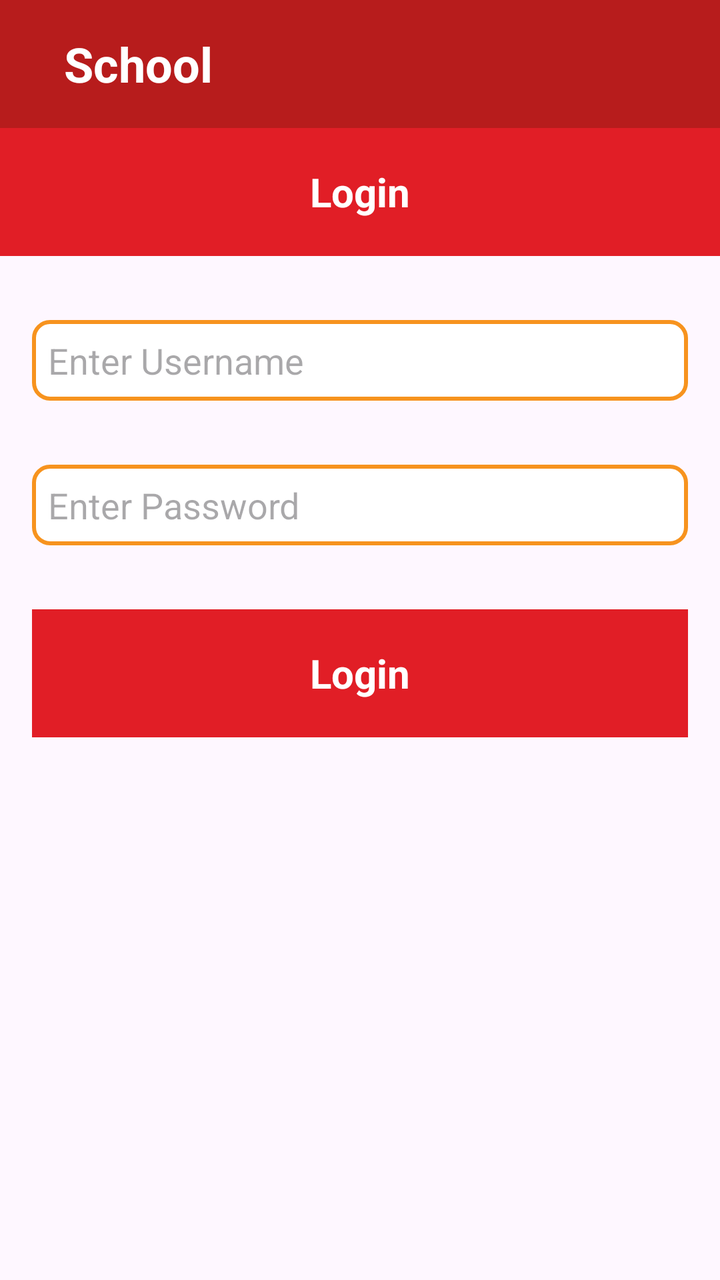
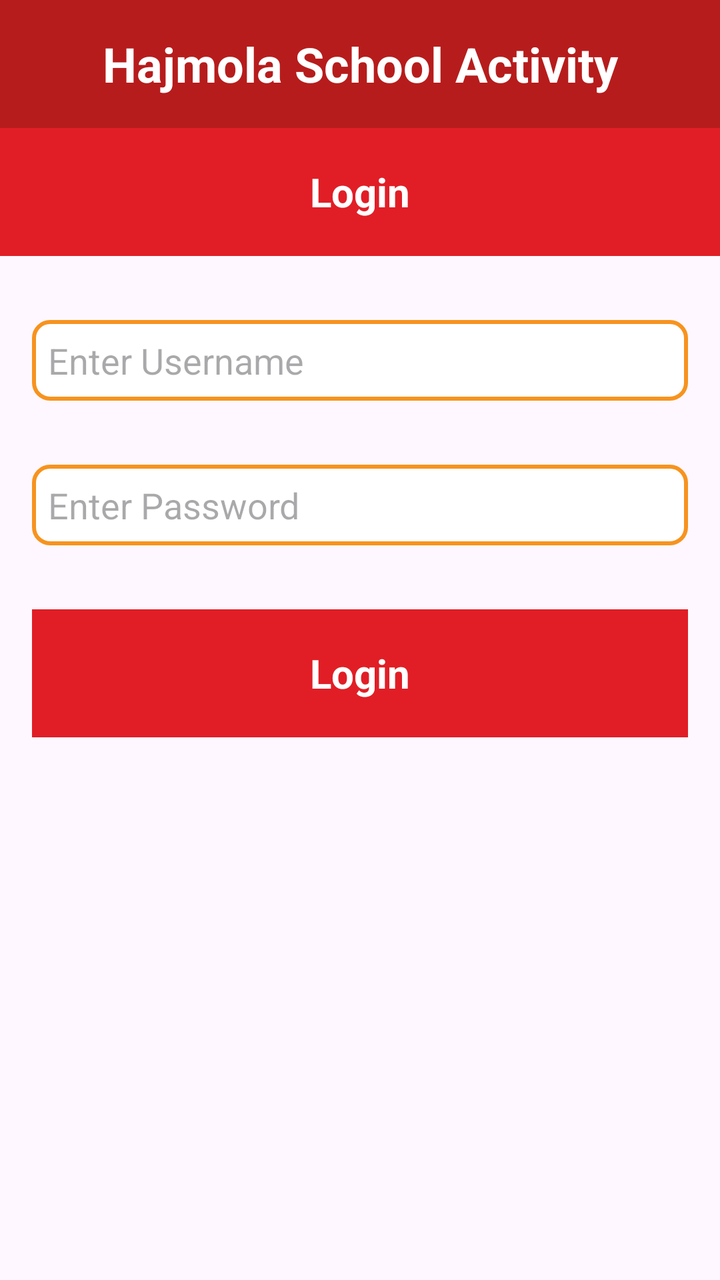

Two renders of the same Android screen: before a commit and after it. Below are the layout's source before the change and the commit's diff.
<!-- AndroidManifest.xml: application theme Theme.HajmolaUP -->
<!-- res/layout/fragment_login.xml -->
<?xml version="1.0" encoding="utf-8"?>
<androidx.constraintlayout.widget.ConstraintLayout xmlns:android="http://schemas.android.com/apk/res/android"
    xmlns:tools="http://schemas.android.com/tools"
    android:layout_width="match_parent"
    android:layout_height="match_parent"
    xmlns:app="http://schemas.android.com/apk/res-auto"
    tools:context=".fragments.LoginFragment">

    <androidx.appcompat.widget.AppCompatTextView
        android:id="@+id/loginTopBar"
        android:layout_width="match_parent"
        android:layout_height="64dp"
        app:layout_constraintTop_toTopOf="parent"
        android:text="School"
        android:textStyle="bold"
        android:textColor="@color/white"
        android:textSize="24sp"
        android:gravity="center_vertical | start"
        android:paddingStart="32dp"
        android:background="@color/colorPrimaryVariant"
        />

    <androidx.appcompat.widget.AppCompatTextView
        android:id="@+id/loginHeaderTV"
        android:layout_width="match_parent"
        android:layout_height="64dp"
        android:paddingHorizontal="16dp"
        android:textSize="20sp"
        android:text="Login"
        android:textColor="@color/white"
        android:textStyle="bold"
        android:background="@color/colorPrimary"
        android:gravity="center"
        app:layout_constraintTop_toBottomOf="@id/loginTopBar" />

    <androidx.appcompat.widget.AppCompatEditText
        android:id="@+id/userNameET"
        android:layout_width="match_parent"
        android:layout_height="wrap_content"
        app:layout_constraintTop_toBottomOf="@id/loginHeaderTV"
        android:background="@drawable/bg_rectangle"
        android:hint="Enter Username"
        android:layout_marginHorizontal="16dp"
        android:layout_marginVertical="32dp"/>

    <androidx.appcompat.widget.AppCompatEditText
        android:id="@+id/passwordET"
        android:layout_width="match_parent"
        android:layout_height="wrap_content"
        app:layout_constraintTop_toBottomOf="@id/userNameET"
        android:background="@drawable/bg_rectangle"
        android:hint="Enter Password"
        android:layout_marginHorizontal="16dp"
        android:layout_marginVertical="32dp"/>

    <androidx.appcompat.widget.AppCompatTextView
        android:id="@+id/loginEnterTV"
        android:layout_width="match_parent"
        android:layout_height="64dp"
        android:paddingHorizontal="16dp"
        android:textSize="20sp"
        android:text="Login"
        android:textColor="@color/white"
        android:textStyle="bold"
        android:background="@color/colorPrimary"
        android:gravity="center"
        android:layout_marginHorizontal="16dp"
        android:layout_marginTop="32dp"
        app:layout_constraintTop_toBottomOf="@id/passwordET" />

</androidx.constraintlayout.widget.ConstraintLayout>
<!-- resources referenced by this layout -->
<resources>
  <color name="colorPrimary">#E11E26</color>
  <color name="colorPrimaryVariant">#B71C1C</color>
  <color name="white">#FFFFFFFF</color>
  <!-- drawable bg_rectangle (drawable) -->
  <?xml version="1.0" encoding="utf-8"?>
  <shape xmlns:android="http://schemas.android.com/apk/res/android"
      android:shape="rectangle">
  
      
      <solid android:color="#FFFFFF"/> 
  
      
      <stroke
          android:width="2dp"
          android:color="@color/colorSecondary"/> 
  
      
      <corners android:radius="8dp"/> 
  
      
      <padding
          android:left="8dp"
          android:top="8dp"
          android:right="8dp"
          android:bottom="8dp"/>
  </shape>
  <style name="Theme.HajmolaUP" parent="Base.Theme.HajmolaUP">
          <item name="android:statusBarColor">#E11E26</item>
      </style>
  <color name="colorSecondary">#F7931E</color>
  <style name="Base.Theme.HajmolaUP" parent="Theme.Material3.DayNight.NoActionBar">
          
          
      </style>
</resources>

<!-- the commit's change to res/layout/fragment_login.xml (unified diff, before → after) -->
@@ -11,12 +11,11 @@
         android:layout_width="match_parent"
         android:layout_height="64dp"
         app:layout_constraintTop_toTopOf="parent"
-        android:text="School"
+        android:text="Hajmola School Activity"
         android:textStyle="bold"
         android:textColor="@color/white"
         android:textSize="24sp"
-        android:gravity="center_vertical | start"
-        android:paddingStart="32dp"
+        android:gravity="center"
         android:background="@color/colorPrimaryVariant"
         />
 
@@ -40,6 +39,7 @@
         app:layout_constraintTop_toBottomOf="@id/loginHeaderTV"
         android:background="@drawable/bg_rectangle"
         android:hint="Enter Username"
+        android:textColor="@color/black"
         android:layout_marginHorizontal="16dp"
         android:layout_marginVertical="32dp"/>
 
@@ -50,6 +50,7 @@
         app:layout_constraintTop_toBottomOf="@id/userNameET"
         android:background="@drawable/bg_rectangle"
         android:hint="Enter Password"
+        android:textColor="@color/black"
         android:layout_marginHorizontal="16dp"
         android:layout_marginVertical="32dp"/>
 
<!-- resource entries referenced after the edit -->
@@ -1,5 +1,6 @@
 <!-- resources referenced by this layout -->
 <resources>
+  <color name="black">#FF000000</color>
   <color name="colorPrimary">#E11E26</color>
   <color name="colorPrimaryVariant">#B71C1C</color>
   <color name="white">#FFFFFFFF</color>
